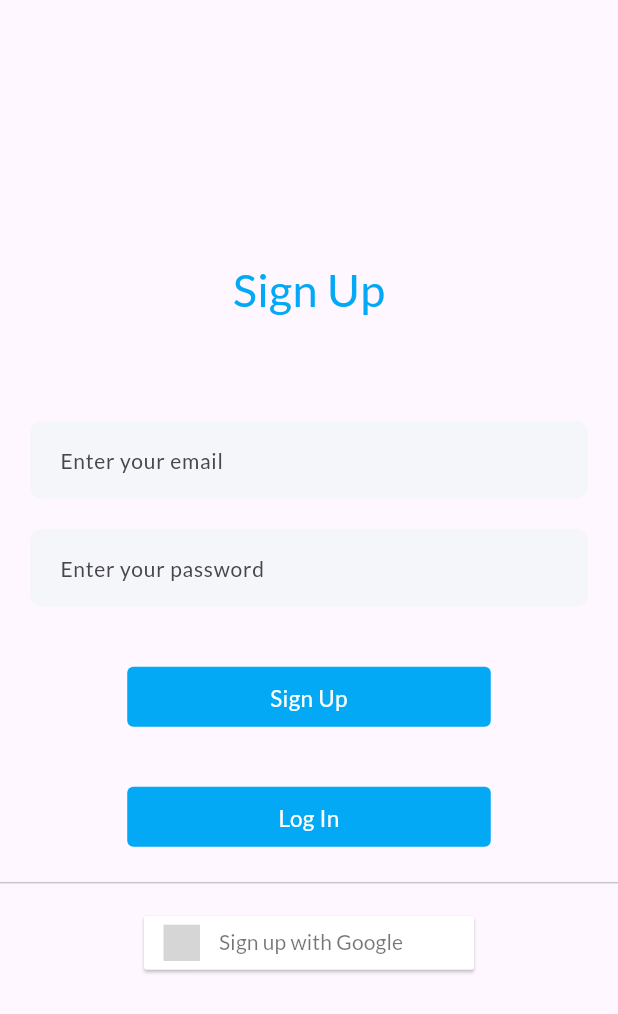
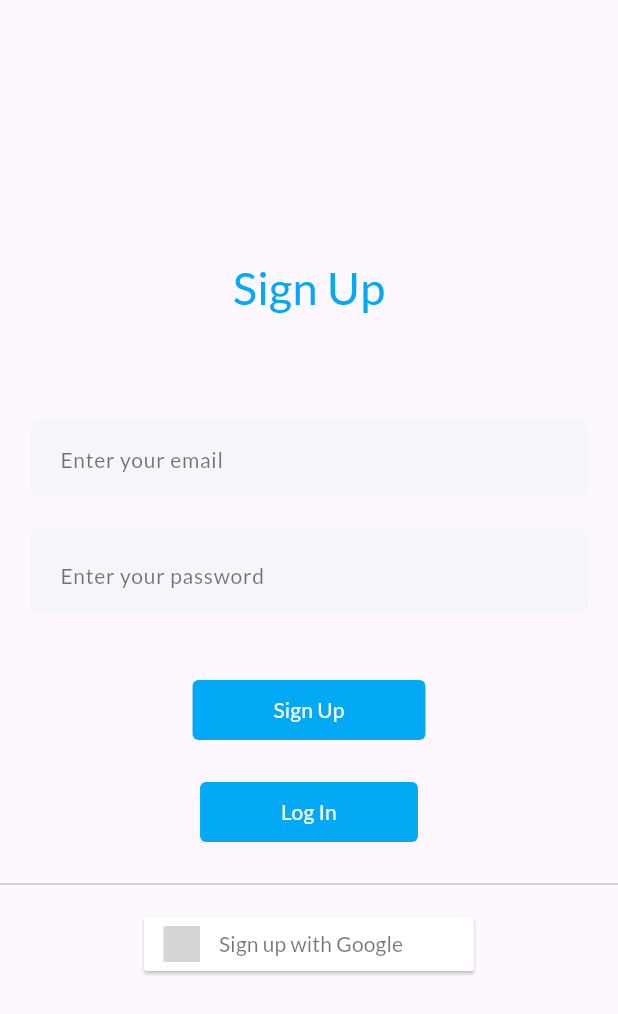
Before and after one commit to imobasshir/get_instant_help, a Flutter app: the screen it shows after launch, after a tap on "Sign Up", on a phone screen of 412 x 824 dp. Shown: the top 1014 px of the screen. Run offline on Flutter 3.47's test engine with Material 2 defaults, Android fonts, the phone set to English and light mode, and no system bars; our stand-ins replace firebase_auth, firebase_core, flutter_signin_button, google_fonts, google_sign_in; accounts and stored records are empty; network calls fail; grey boxes are pictures that could not be loaded.

Commit message:
ui changes

```diff
--- a/lib/pages/login_screen.dart
+++ b/lib/pages/login_screen.dart
@@ -4,6 +4,7 @@ import 'package:flutter_signin_button/flutter_signin_button.dart';
 import 'package:get_instant_help/routes.dart';
 import 'package:get_instant_help/services/auth_methods.dart';
 import 'package:get_instant_help/widgets/custom_buttons.dart';
+import 'package:get_instant_help/widgets/custom_password_field.dart';
 import 'package:get_instant_help/widgets/custom_text_field.dart';
 import 'package:provider/provider.dart';
 
@@ -45,16 +46,14 @@ class _LoginScreenState extends State<LoginScreen> {
             child: CustomTextField(
               controller: emailController,
               hintText: 'Enter your email',
-              ans: false,
             ),
           ),
           const SizedBox(height: 20),
           Container(
             margin: const EdgeInsets.symmetric(horizontal: 20),
-            child: CustomTextField(
+            child: CustomPassField(
               controller: passwordController,
               hintText: 'Enter your password',
-              ans: true,
             ),
           ),
           const SizedBox(height: 40),
@@ -62,7 +61,7 @@ class _LoginScreenState extends State<LoginScreen> {
             onTap: loginUsers,
             text: 'Login',
           ),
-          const SizedBox(height: 40),
+          const SizedBox(height: 20),
           CustomButton(
             onTap: () {
               Navigator.pushNamed(context, MyRoutes.signup);
--- a/lib/pages/signup.dart
+++ b/lib/pages/signup.dart
@@ -4,6 +4,7 @@ import 'package:flutter_signin_button/flutter_signin_button.dart';
 import 'package:get_instant_help/routes.dart';
 import 'package:get_instant_help/services/auth_methods.dart';
 import 'package:get_instant_help/widgets/custom_buttons.dart';
+import 'package:get_instant_help/widgets/custom_password_field.dart';
 import 'package:get_instant_help/widgets/custom_text_field.dart';
 
 class SignupScreen extends StatefulWidget {
@@ -44,16 +45,14 @@ class _SignupScreenState extends State<SignupScreen> {
             child: CustomTextField(
               controller: emailController,
               hintText: 'Enter your email',
-              ans: false,
             ),
           ),
           const SizedBox(height: 20),
           Container(
             margin: const EdgeInsets.symmetric(horizontal: 20),
-            child: CustomTextField(
+            child: CustomPassField(
               controller: passwordController,
               hintText: 'Enter your password',
-              ans: true,
             ),
           ),
           const SizedBox(height: 40),
@@ -61,7 +60,7 @@ class _SignupScreenState extends State<SignupScreen> {
             onTap: signUpUser,
             text: 'Sign Up',
           ),
-          const SizedBox(height: 40),
+          const SizedBox(height: 20),
           CustomButton(
             onTap: () {
               Navigator.pushNamed(context, MyRoutes.login);
--- a/lib/widgets/custom_buttons.dart
+++ b/lib/widgets/custom_buttons.dart
@@ -11,26 +11,21 @@ class CustomButton extends StatelessWidget {
 
   @override
   Widget build(BuildContext context) {
-    return InkWell(
-      onTap: onTap,
-      child: Container(
-        padding: const EdgeInsets.symmetric(
-          vertical: 10,
-          horizontal: 20,
+    return TextButton(
+      onPressed: onTap,
+      style: TextButton.styleFrom(
+        backgroundColor: Colors.lightBlue,
+        shape: RoundedRectangleBorder(
+          borderRadius: BorderRadius.circular(4),
         ),
-        decoration: BoxDecoration(
-          borderRadius: BorderRadius.circular(4),
-          color: Colors.lightBlue,
+        padding: const EdgeInsets.symmetric(horizontal: 54),
       ),
-        height: 40,
-        width: MediaQuery.of(context).size.width / 1.7,
       child: Text(
         text,
         textAlign: TextAlign.center,
         style: const TextStyle(
           color: Colors.white,
-            fontSize: 15,
-          ),
+          fontSize: 14,
         ),
       ),
     );
--- /dev/null
+++ b/lib/widgets/custom_password_field.dart
@@ -0,0 +1,57 @@
+import 'package:flutter/material.dart';
+
+class CustomPassField extends StatelessWidget {
+  final TextEditingController controller;
+  final String hintText;
+
+  CustomPassField({
+    Key? key,
+    required this.controller,
+    required this.hintText,
+  }) : super(key: key);
+  final ValueNotifier<bool> _toogle = ValueNotifier<bool>(true);
+
+  @override
+  Widget build(BuildContext context) {
+    return ValueListenableBuilder(
+      valueListenable: _toogle,
+      builder: (context, value, child) {
+        return TextField(
+          controller: controller,
+          obscureText: _toogle.value,
+          decoration: InputDecoration(
+            border: OutlineInputBorder(
+              borderRadius: BorderRadius.circular(8),
+              borderSide: const BorderSide(color: Colors.transparent, width: 0),
+            ),
+            suffix: InkWell(
+              onTap: () {
+                _toogle.value = !_toogle.value;
+              },
+              child: Icon(
+                _toogle.value
+                    ? Icons.visibility_off_sharp
+                    : Icons.visibility_sharp,
+              ),
+
+            ),
+            enabledBorder: OutlineInputBorder(
+              borderRadius: BorderRadius.circular(8),
+              borderSide: const BorderSide(color: Colors.transparent, width: 0),
+            ),
+            contentPadding:
+                const EdgeInsets.symmetric(horizontal: 16, vertical: 14),
+            filled: true,
+            fillColor: const Color(0xffF5F6FA),
+            hintText: hintText,
+            hintStyle: const TextStyle(
+              fontSize: 14,
+              color: Colors.black54,
+              fontWeight: FontWeight.w400,
+            ),
+          ),
+        );
+      },
+    );
+  }
+}
--- a/lib/widgets/custom_text_field.dart
+++ b/lib/widgets/custom_text_field.dart
@@ -1,23 +1,18 @@
-import 'dart:ffi';
-
 import 'package:flutter/material.dart';
 
 class CustomTextField extends StatelessWidget {
   final TextEditingController controller;
   final String hintText;
-  final bool ans;
 
   const CustomTextField({
     Key? key,
     required this.controller,
     required this.hintText,
-    required this.ans,
   }) : super(key: key);
 
   @override
   Widget build(BuildContext context) {
-    return Expanded(
-      child: TextField(
+    return TextField(
       controller: controller,
       decoration: InputDecoration(
         border: OutlineInputBorder(
@@ -35,10 +30,9 @@ class CustomTextField extends StatelessWidget {
         hintText: hintText,
         hintStyle: const TextStyle(
           fontSize: 14,
+          color: Colors.black54,
           fontWeight: FontWeight.w400,
         ),
-        ),
-        obscureText: ans,
       ),
     );
   }
```
Lines whose indentation alone changed are shown as unchanged.
